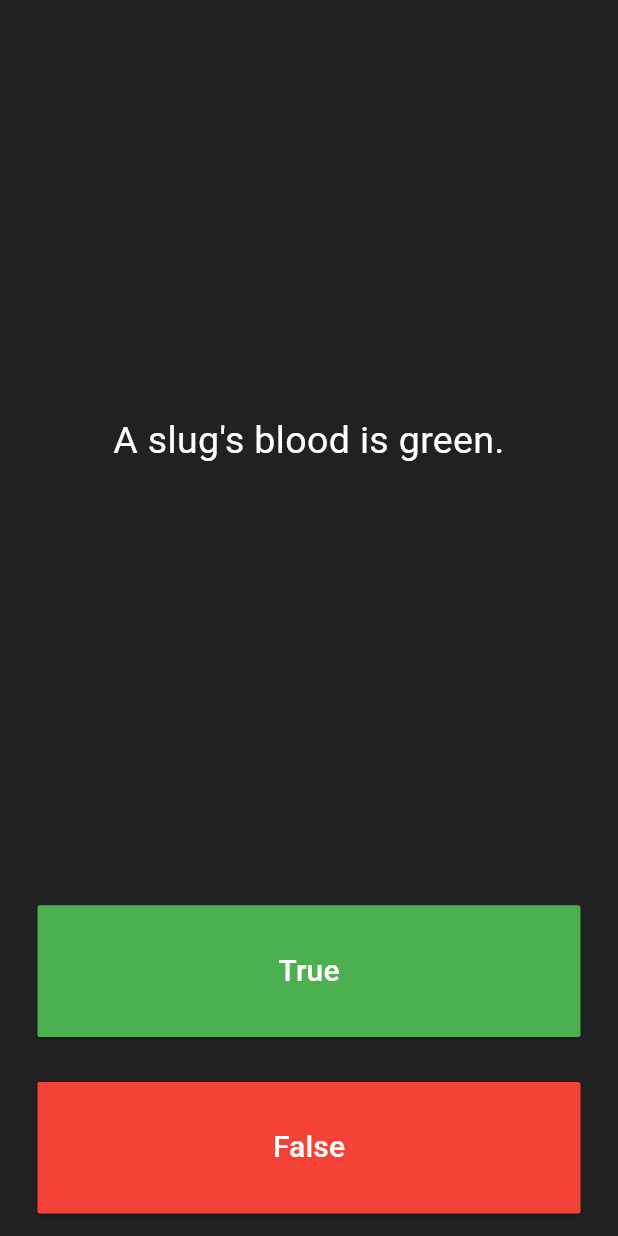
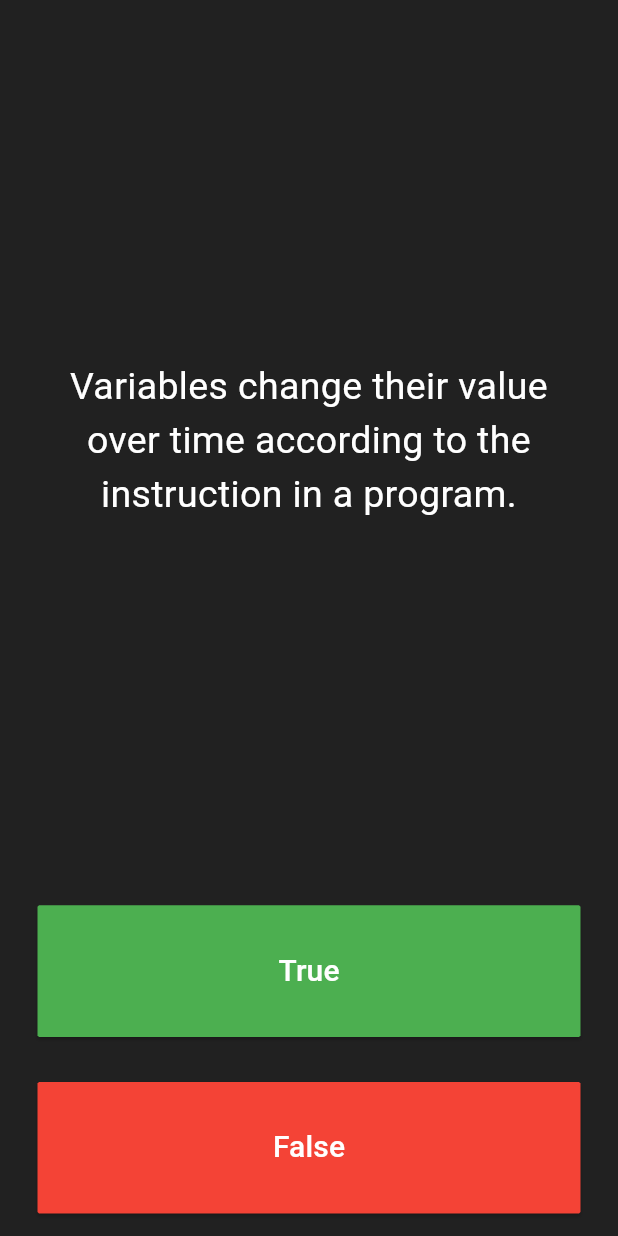
Before and after one commit to CJ445/quizzler-flutter, a Flutter app: the screen it shows after launch, after a tap on "True", after a tap on "False", on a phone screen of 412 x 824 dp. Run offline on Flutter 3.47's test engine with Material 3 defaults, Android fonts, the phone set to English and light mode, and no system bars.

Commit message:
Implemented Abstraction. Added more questions.

```diff
--- a/lib/main.dart
+++ b/lib/main.dart
@@ -1,5 +1,7 @@
 import 'package:flutter/material.dart';
-import 'package:quizzler_flutter/question.dart';
+import 'quiz_brain.dart';
+
+QuizBrain quizBrain = QuizBrain();
 
 void main() => runApp(Quizzler());
 
@@ -28,14 +30,6 @@ class QuizPage extends StatefulWidget {
 class _QuizPageState extends State<QuizPage> {
   List<Icon> scoreKeeper = [];
 
-  List<Question> questionBank = [
-    Question(q: 'You can lead a cow down stairs but not up stairs.', a: false),
-    Question(
-        q: 'Approximately one quarter of human bones are in the feet.',
-        a: true),
-    Question(q: 'A slug\'s blood is green.', a: true)
-  ];
-
   int questionNumber = 0;
   @override
   Widget build(BuildContext context) {
@@ -49,7 +43,7 @@ class _QuizPageState extends State<QuizPage> {
             padding: EdgeInsets.all(10.0),
             child: Center(
               child: Text(
-                questionBank[questionNumber].questionText,
+                quizBrain.questionBank[questionNumber].questionText,
                 textAlign: TextAlign.center,
                 style: TextStyle(
                   fontSize: 25.0,
@@ -78,7 +72,7 @@ class _QuizPageState extends State<QuizPage> {
               ),
               onPressed: () {
                 bool correctAnswer =
-                    questionBank[questionNumber].questionAnswer;
+                    quizBrain.questionBank[questionNumber].questionAnswer;
 
                 if (correctAnswer == true) {
                   print("User got it right");
@@ -112,7 +106,7 @@ class _QuizPageState extends State<QuizPage> {
               ),
               onPressed: () {
                 bool correctAnswer =
-                    questionBank[questionNumber].questionAnswer;
+                    quizBrain.questionBank[questionNumber].questionAnswer;
 
                 if (correctAnswer == false) {
                   print("User got it right");
--- a/lib/question.dart
+++ b/lib/question.dart
@@ -2,7 +2,7 @@ class Question {
   late String questionText;
   late bool questionAnswer;
 
-  Question({required String q, required bool a}) {
+  Question(String q, bool a) {
     questionText = q;
     questionAnswer = a;
   }
--- /dev/null
+++ b/lib/quiz_brain.dart
@@ -0,0 +1,49 @@
+import 'question.dart';
+
+class QuizBrain {
+  List<Question> questionBank = [
+    Question(
+        'Humans discovered programming languages in the 1940s and have been decoding them ever since.',
+        false),
+    Question('The print function can only print literal values.', false),
+    Question(
+        'Variables change their value over time according to the instruction in a program.',
+        true),
+    Question(
+        'Variables in Python are used to solve for unknown values, like in Algebra.',
+        false),
+    Question(
+        'Variable names are important because computers understand the meaning of names and change their values accordingly.',
+        false),
+    Question('Normally, statements are executed from top to bottom.', true),
+    Question('Expressions are always evaluated from left to right.', false),
+    Question('Strings are composed of only letters and symbols.', false),
+    Question('Printing is the same thing as returning.', false),
+    Question(
+        'Every function created with the def keyword must have at least one parameter.',
+        false),
+    Question(
+        'You should not put error messages into help-seeking emails because it can clutter up the email.',
+        false),
+    Question(
+        'You can nest if statements inside of other if statements, but not inside functions.',
+        false),
+    Question(
+        'The Iteration Variable will take on each value of the List Variable, one at a time.',
+        true),
+    Question(
+        'The body of a for loop will contain one statement for each element of the iteration list.',
+        false),
+    Question(
+        'Like an if statement and a function call, the for Loop might cause the execution to not follow the sequential order of lines.',
+        true),
+    Question(
+        'The statement count = count + 1 will cause an error because no number can be greater than itself.',
+        false),
+    Question(
+        'List comprehensions cannot express everything that a for loop can.',
+        true),
+    Question(
+        'Dictionaries will always have at least one key and value pair.', true)
+  ];
+}
```
